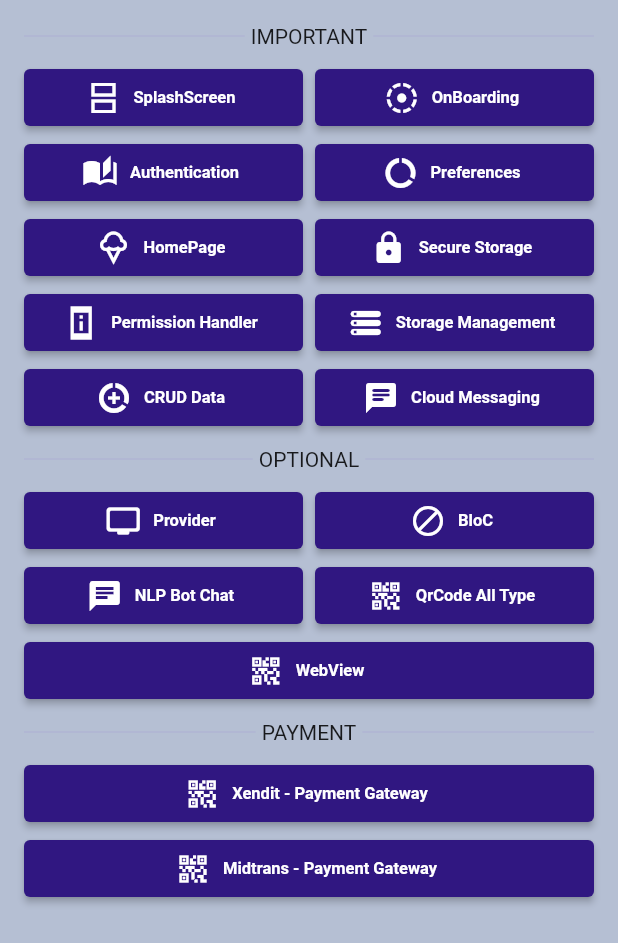
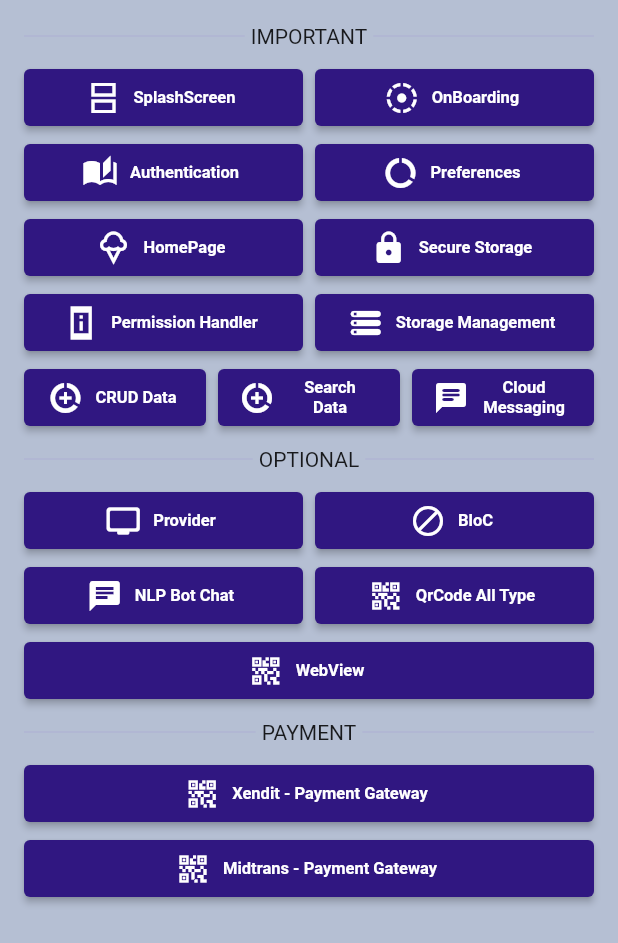
Before and after one commit to yogithesymbian/flutter_starterpack_jelly, a Flutter app: the HomeScreen screen opened by its route, on a phone screen of 412 x 824 dp. Shown: the top 943 px of the screen. Run offline on Flutter 3.47's test engine with Material 2 defaults, Android fonts, the phone set to English and light mode, and no system bars; our stand-ins replace after_layout, audioplayers, flutter_masked_text2, font_awesome_flutter, introduction_screen, lottie and 4 more; accounts and stored records are empty; project files that could hold a hidden picture were left out.

Commit message:
init search data

```diff
--- a/lib/screens/home/home_screen.dart
+++ b/lib/screens/home/home_screen.dart
@@ -231,6 +231,24 @@
                       ),
                       Expanded(
                         child: ElevatedButton.icon(
+                          onPressed: () {
+                            // Navigator.pushNamed(context, MainCrudScreen.id);
+                          },
+                          icon: Icon(Icons.data_saver_on_sharp),
+                          label: Text(
+                            'Search Data',
+                            textAlign: TextAlign.center,
+                            style: kTitleText.copyWith(
+                              fontSize: 11.0,
+                            ),
+                          ),
+                        ),
+                      ),
+                      const SizedBox(
+                        width: 8.0,
+                      ),
+                      Expanded(
+                        child: ElevatedButton.icon(
                           onPressed: () {},
                           icon: Icon(Icons.chat_rounded),
                           label: Text(
```
